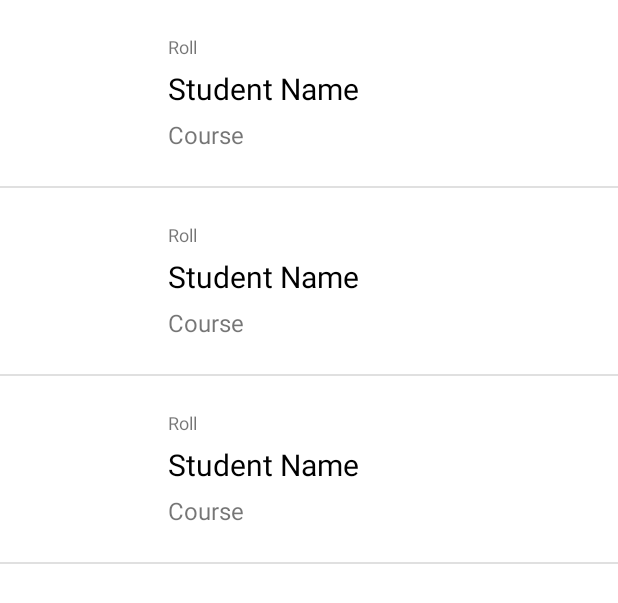
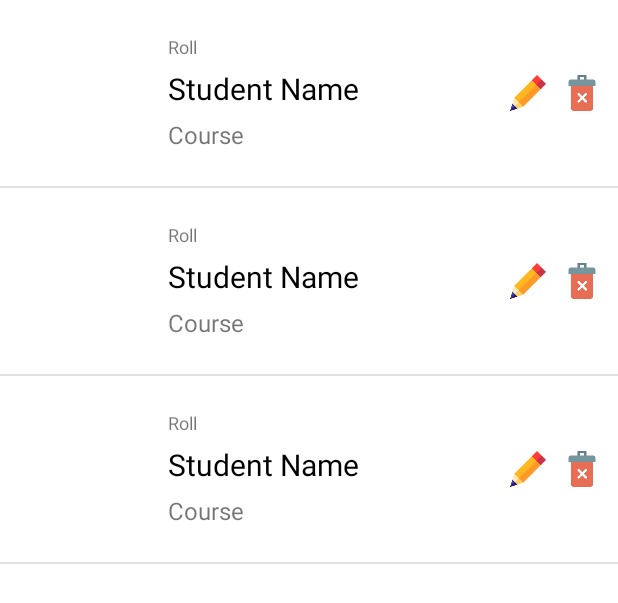
Before and after one commit to u-barnwal/AndroidLessons, an Android app: the layout fragment_view_student.xml on its own in the app's theme, with its tools: preview values and no code run, on a phone screen of 412 x 824 dp. Shown: the top 603 px of the screen. Run offline under Robolectric (Android 15) with nearby library versions, the phone set to English and light mode, and no system bars.

Commit message:
add deleteStudent()

```diff
--- a/app/src/main/java/com/chitransh/testrun1/DBHelper.java
+++ b/app/src/main/java/com/chitransh/testrun1/DBHelper.java
@@ -56,7 +56,8 @@ public class DBHelper extends SQLiteOpenHelper {
     return cursor;
   }
 
-  public void deleteStudent(int studentId) {
+  public void deleteStudent(int roll) {
+    getWritableDatabase().delete("student", "roll=?", new String[]{String.valueOf(roll)});
   }
 
 }
--- a/app/src/main/res/layout/student_list_item.xml
+++ b/app/src/main/res/layout/student_list_item.xml
@@ -12,8 +12,9 @@
     android:layout_height="100dp" />
 
   <LinearLayout
-    android:layout_width="match_parent"
+    android:layout_width="0dp"
     android:layout_height="wrap_content"
+    android:layout_weight="1"
     android:orientation="vertical">
 
     <TextView
@@ -41,4 +42,19 @@
 
   </LinearLayout>
 
+  <ImageView
+    android:id="@+id/ivBtnEdit"
+    android:layout_width="24dp"
+    android:layout_height="24dp"
+    android:layout_marginStart="6dp"
+    android:src="@drawable/ic_pencil" />
+
+  <ImageView
+    android:id="@+id/ivBtnDelete"
+    android:layout_width="24dp"
+    android:layout_height="24dp"
+    android:layout_marginStart="12dp"
+    android:src="@drawable/ic_delete" />
+
+
 </LinearLayout>
```
Also changed, not shown: app/src/main/java/com/chitransh/testrun1/adapters/StudentListAdapter.java (+16 -0 lines), app/src/main/res/drawable/ic_delete.png (added), app/src/main/res/drawable/ic_pencil.png (added).
